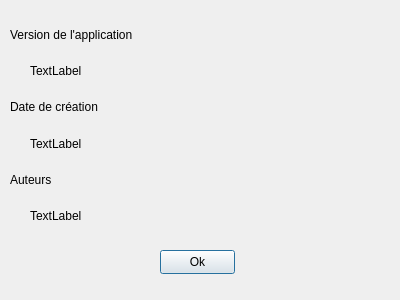
First picture: the form in v2_lecteur_image/dialog.ui, repository JohanRouyer/S2.01, before the edit.
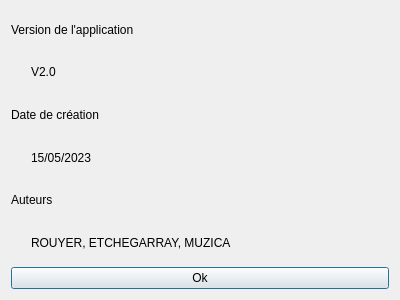
Second picture: the form after the edit.

Commit message: correction connet, changement/ajouts layout, finalisation onglet à propos

Patch:
```diff
--- a/v2_lecteur_image/dialog.ui
+++ b/v2_lecteur_image/dialog.ui
@@ -13,28 +13,8 @@
   <property name="windowTitle">
    <string>Dialog</string>
   </property>
-  <widget class="QPushButton" name="btnDialogOk">
-   <property name="geometry">
-    <rect>
-     <x>160</x>
-     <y>250</y>
-     <width>75</width>
-     <height>24</height>
-    </rect>
-   </property>
-   <property name="text">
-    <string>Ok</string>
-   </property>
-  </widget>
-  <widget class="QWidget" name="verticalLayoutWidget">
-   <property name="geometry">
-    <rect>
-     <x>10</x>
-     <y>20</y>
-     <width>160</width>
-     <height>211</height>
-    </rect>
-   </property>
+  <layout class="QVBoxLayout" name="verticalLayout_2">
+   <item>
    <layout class="QVBoxLayout" name="verticalLayout">
     <item>
      <widget class="QLabel" name="labelVersionApp">
@@ -64,7 +44,7 @@
       <item>
        <widget class="QLabel" name="labelValeurVersionApp">
         <property name="text">
-         <string>TextLabel</string>
+          <string>V2.0</string>
         </property>
        </widget>
       </item>
@@ -98,7 +78,7 @@
       <item>
        <widget class="QLabel" name="labelValeurDateCreation">
         <property name="text">
-         <string>TextLabel</string>
+          <string>15/05/2023</string>
         </property>
        </widget>
       </item>
@@ -132,14 +112,22 @@
       <item>
        <widget class="QLabel" name="labelValeurAuteurs">
         <property name="text">
-         <string>TextLabel</string>
+          <string>ROUYER, ETCHEGARRAY, MUZICA</string>
         </property>
        </widget>
       </item>
      </layout>
     </item>
    </layout>
-  </widget>
+   </item>
+   <item>
+    <widget class="QPushButton" name="btnDialogOk">
+     <property name="text">
+      <string>Ok</string>
+     </property>
+    </widget>
+   </item>
+  </layout>
  </widget>
  <resources/>
  <connections/>
```
Lines whose indentation alone changed are shown as unchanged. The commit also changes 14 other files.
